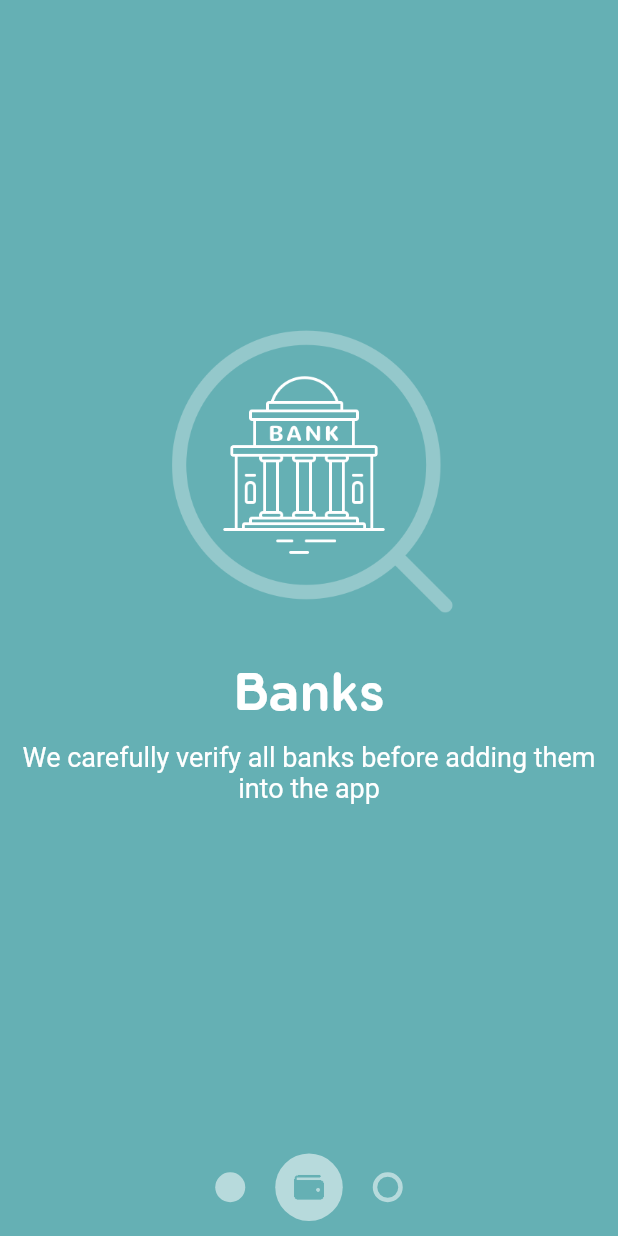
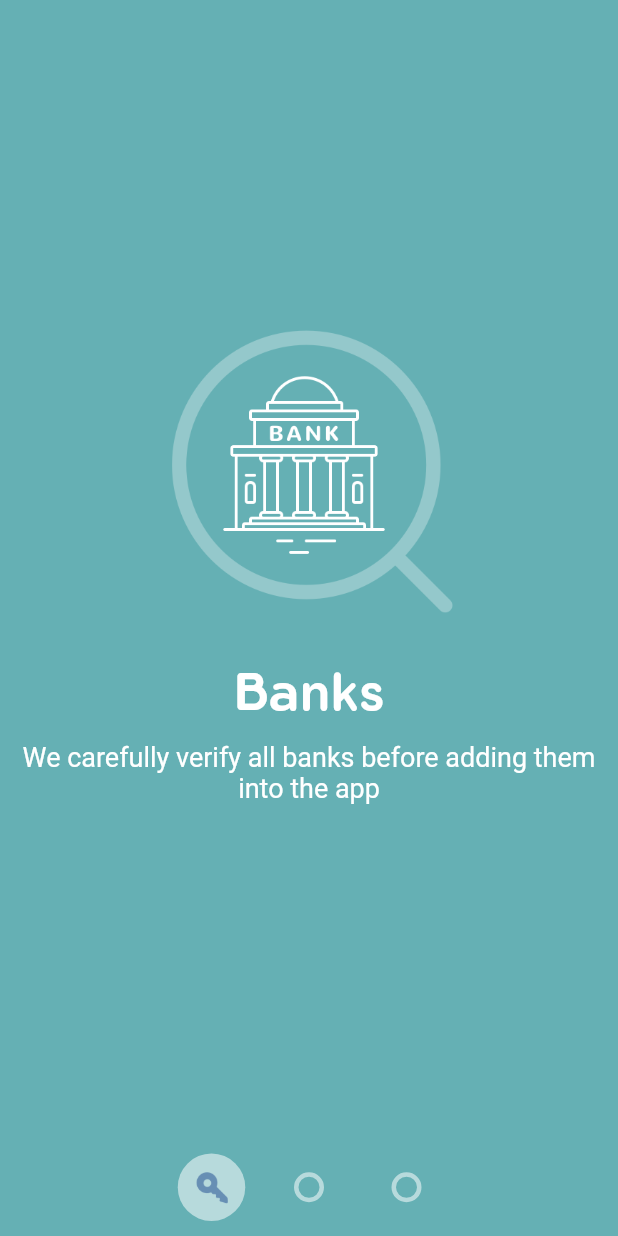
Before and after one commit to noterpopo/MaterialPageReveal, a Flutter app: the screen it shows after launch, on a phone screen of 412 x 824 dp. Run offline on Flutter 3.47's test engine with Material 2 defaults, Android fonts, the phone set to English and light mode, and no system bars.

Commit message:
add padding

```diff
--- a/lib/main.dart
+++ b/lib/main.dart
@@ -47,8 +47,8 @@ class _MyHomePageState extends State<MyHomePage> {
           new PagerIndicator(
             viewModel: new PagerIndicatorViewModel(
               pages,
-              1,
-              SlideDirection.rightToLeft,
+              0,
+              SlideDirection.none,
               0.0
             ),
           ),
--- a/lib/pager_indicator.dart
+++ b/lib/pager_indicator.dart
@@ -36,12 +36,17 @@ class PagerIndicator extends StatelessWidget{
         ),
       );
     }
+
+
     return new Column(
       children: <Widget>[
         new Expanded(child: new Container()),
-        new Row(
+        new Transform(
+          transform: new Matrix4.translationValues(0.0, 0.0, 0.0),
+          child: new Row(
             mainAxisAlignment: MainAxisAlignment.center,
             children: bubbles,
+          ),
         )
       ],
     );
@@ -72,8 +77,10 @@ class PageBubble extends StatelessWidget{
 
   @override
   Widget build(BuildContext context) {
-    return new Padding(
-      padding: const EdgeInsets.all(10.0),
+    return new Container(
+      width: 65.0,
+      height: 65.0,
+      child: new Center(
         child: new Container(
           width: lerpDouble(20.0,45.0,viewModel.activePercent),
           height: lerpDouble(20.0,45.0,viewModel.activePercent),
@@ -91,6 +98,7 @@ class PageBubble extends StatelessWidget{
           ),
           child: new Opacity(opacity: viewModel.activePercent,child: new Image.asset(viewModel.iconAssetPath,color: viewModel.color,)),
         ),
+      ),
     );
   }
 }
```
Lines whose indentation alone changed are shown as unchanged.
